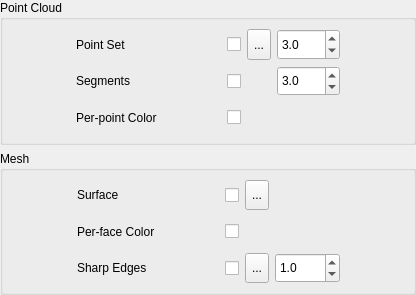
Before: the Qt Designer form PolyFit/dlg/wgt_render.ui in LiangliangNan/PolyFit, drawn with Qt 5.
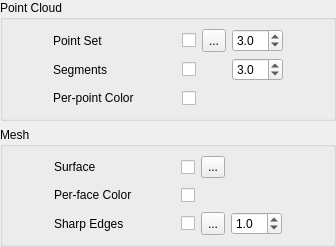
After: the same form once the commit is applied.

Commit message: better handling of degenerative cases, e.g., coplanar planes; compact rendering panel.

Diff of the .ui file:
```diff
--- a/PolyFit/dlg/wgt_render.ui
+++ b/PolyFit/dlg/wgt_render.ui
@@ -6,8 +6,8 @@
    <rect>
     <x>0</x>
     <y>0</y>
-    <width>416</width>
-    <height>295</height>
+    <width>336</width>
+    <height>228</height>
    </rect>
   </property>
   <property name="sizePolicy">
```
The commit also changes 4 other files.
